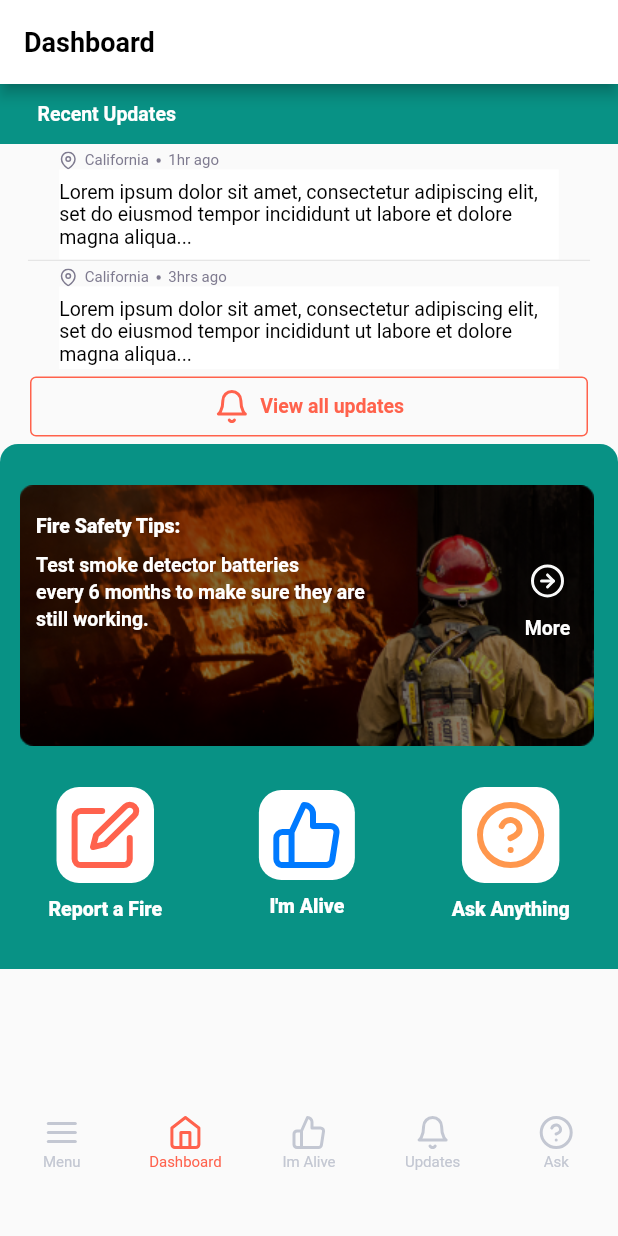
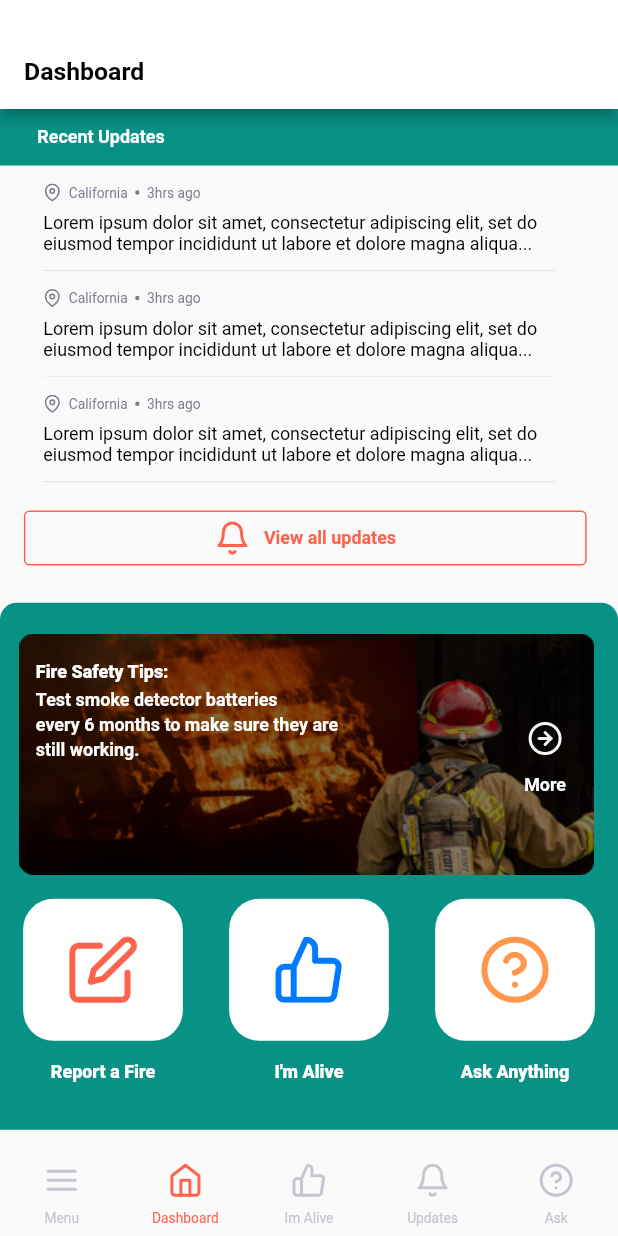
Before and after one commit to reskillamericans/Wildfire-Group1-Flutter, a Flutter app: the screen it shows after launch, on a phone screen of 412 x 824 dp. Run offline on Flutter 3.47's test engine with Material 2 defaults, Android fonts, the light colour scheme and no system bars; our stand-ins replace flutter_screenutil, flutter_svg.

Commit message:
4th commit

```diff
--- a/wildfire1/lib/UI/views/Dashboard/dashboard.dart
+++ b/wildfire1/lib/UI/views/Dashboard/dashboard.dart
@@ -1,6 +1,7 @@
 import 'package:flutter/cupertino.dart';
 import 'package:flutter/material.dart';
 import 'package:flutter_svg/flutter_svg.dart';
+import 'package:flutter_screenutil/flutter_screenutil.dart';
 
 class TheDashboard extends StatefulWidget {
   @override
@@ -12,158 +13,112 @@ class _TheDashboardState extends State<TheDashboard> {
   Widget build(BuildContext context) {
     return Scaffold(
       appBar: AppBar(
-        title: Text(
+        toolbarHeight: 79.h,
+        title: Padding(
+          padding: EdgeInsets.only(top: 25.h, right: 16.w),
+          child: Text(
             "Dashboard",
             style: TextStyle(
-              fontSize: 18, fontWeight: FontWeight.w700, color: Colors.black),
+                fontSize: 18.sp,
+                fontWeight: FontWeight.w700,
+                color: Colors.black),
+          ),
         ),
         backgroundColor: Colors.white,
       ),
-      body: ListView(children: [
-        Column(
+      body: Column(
         mainAxisAlignment: MainAxisAlignment.spaceBetween,
+        crossAxisAlignment: CrossAxisAlignment.start,
         children: [
           SizedBox(
-              height: 40,
+            height: 41.h,
             width: double.infinity,
             child: Container(
-                padding: EdgeInsets.only(left: 25),
+              padding: EdgeInsets.only(left: 25.w),
               alignment: Alignment.centerLeft,
               color: Color.fromRGBO(8, 146, 133, 1),
               child: Text(
                 "Recent Updates",
                 style: TextStyle(
-                      fontSize: 13,
+                    fontSize: 13.sp,
                     fontWeight: FontWeight.w700,
                     color: Colors.white),
                 textAlign: TextAlign.left,
               ),
             ),
           ),
+          SizedBox(height: 13.h,),
           Container(
-              height: 150,
-              child: ListView(children: [
-                Column(
-                  mainAxisAlignment: MainAxisAlignment.spaceEvenly,
+            height: 220.h,
+            child: ListView.builder(
+                itemCount: 10,
+                itemBuilder: (BuildContext context, int index) {
+                  return Padding(
+                    padding: EdgeInsets.only(left: 29.w, right: 42.w),
+                    child: Column(
                       children: [
-                    SizedBox(
-                      height: 5,
-                    ),
-                    SizedBox(
-                      width: 333,
-                      child: Row(
+                        Row(
                           children: [
                             SvgPicture.asset("assets/icons/map-pin.svg"),
                             SizedBox(
-                            width: 5,
+                              width: 5.w,
                             ),
                             Text(
                               "California",
                               style: TextStyle(
-                                fontSize: 10,
+                                  fontSize: 10.sp,
                                   fontWeight: FontWeight.w400,
                                   color: Color.fromRGBO(126, 122, 143, 1)),
                             ),
                             SizedBox(
-                            width: 5,
+                              width: 5.w,
                             ),
                             SvgPicture.asset("assets/icons/ellipse.svg"),
                             SizedBox(
-                            width: 5,
+                              width: 5.w,
                             ),
                             Text(
-                            "1hr ago",
+                              "3hrs ago",
                               style: TextStyle(
-                                fontSize: 10,
+                                  fontSize: 10.sp,
                                   fontWeight: FontWeight.w400,
                                   color: Color.fromRGBO(126, 122, 143, 1)),
                             ),
                           ],
                         ),
+                        SizedBox(
+                          height: 8.h,
                         ),
-                    SizedBox(
-                      height: 60,
-                      width: 333,
-                      child: Container(
-                        alignment: Alignment.centerLeft,
-                        color: Colors.white,
-                        child: Text(
+                        Text(
                           "Lorem ipsum dolor sit amet, consectetur adipiscing elit, set do eiusmod tempor incididunt ut labore et dolore magna aliqua...",
                           style: TextStyle(
-                              fontSize: 13,
+                              fontSize: 13.sp,
                               fontWeight: FontWeight.w400,
                               color: Colors.black),
                           textAlign: TextAlign.left,
                         ),
-                      ),
+                        SizedBox(
+                          height: 11.h,
                         ),
                         SvgPicture.asset("assets/icons/line.svg"),
                         SizedBox(
-                      height: 5,
+                          height: 13.h,
+                        ),
+                      ],
+
+                    ),
+                  );
+
+                }),
           ),
           SizedBox(
-                      width: 333,
-                      child: Row(
-                        children: [
-                          SvgPicture.asset("assets/icons/map-pin.svg"),
-                          SizedBox(
-                            width: 5,
+            height: 17.h,
           ),
-                          Text(
-                            "California",
-                            style: TextStyle(
-                                fontSize: 10,
-                                fontWeight: FontWeight.w400,
-                                color: Color.fromRGBO(126, 122, 143, 1)),
-                          ),
-                          SizedBox(
-                            width: 5,
-                          ),
-                          SvgPicture.asset("assets/icons/ellipse.svg"),
-                          SizedBox(
-                            width: 5,
-                          ),
-                          Text(
-                            "3hrs ago",
-                            style: TextStyle(
-                                fontSize: 10,
-                                fontWeight: FontWeight.w400,
-                                color: Color.fromRGBO(126, 122, 143, 1)),
-                          ),
-                        ],
-                      ),
-                    ),
-                    SizedBox(
-                      height: 60,
-                      width: 333,
+          Padding(
+            padding: EdgeInsets.only(left: 16.w, right: 21.w),
             child: Container(
-                        alignment: Alignment.centerLeft,
-                        color: Colors.white,
-                        child: Text(
-                          "Lorem ipsum dolor sit amet, consectetur adipiscing elit, set do eiusmod tempor incididunt ut labore et dolore magna aliqua...",
-                          style: TextStyle(
-                              fontSize: 13,
-                              fontWeight: FontWeight.w400,
-                              color: Colors.black),
-                          textAlign: TextAlign.left,
-                        ),
-                      ),
-                    ),
-                    SvgPicture.asset("assets/icons/line.svg"),
-                  ],
-                ),
-              ]),
-            ),
-            SizedBox(
-              height: 5,
-            ),
-            Column(
-              children: <Widget>[
-                Padding(
-                  padding: const EdgeInsets.only(left: 20, right: 20),
-                  child: Container(
-                    width: 377,
-                    height: 40,
+              width: 377.w,
+              height: 40.h,
               child: OutlinedButton(
                 onPressed: () => {},
                 child: Row(
@@ -173,13 +128,13 @@ class _TheDashboardState extends State<TheDashboard> {
                       alignment: Alignment.center,
                       child: SvgPicture.asset("assets/icons/bell.svg"),
                     ),
-                          SizedBox(width: 7),
+                    SizedBox(width: 9.w),
                     Align(
                       alignment: Alignment.center,
                       child: Text(
                         "View all updates",
                         style: TextStyle(
-                                fontSize: 13,
+                          fontSize: 13.sp,
                           fontWeight: FontWeight.w700,
                           color: Color.fromRGBO(255, 98, 76, 1),
                         ),
@@ -188,99 +143,106 @@ class _TheDashboardState extends State<TheDashboard> {
                   ],
                 ),
                 style: OutlinedButton.styleFrom(
+                  shape: RoundedRectangleBorder(
+                    borderRadius: BorderRadius.circular(4.r)
+                  ),
                   primary: Colors.orange,
-                        side: BorderSide(
+                  side: BorderSide(width: 1.w,
                     color: Color.fromRGBO(255, 98, 76, 1),
                   ),
                 ),
               ),
             ),
           ),
-              ],
+          SizedBox(
+            height: 27.h,
           ),
-            SizedBox(
-              height: 5,
-            ),
-            SingleChildScrollView(
+          Expanded(
+            child: SingleChildScrollView(
               child: Stack(
                 children: <Widget>[
                   Container(
-                    height: 350,
+                    height: 382.h,
+                    width: 414.w,
                     decoration: BoxDecoration(
                       color: Color.fromRGBO(8, 146, 133, 1),
                       borderRadius: BorderRadius.only(
-                          topRight: Radius.circular(12),
-                          topLeft: Radius.circular(12)),
+                          topRight: Radius.circular(12.r),
+                          topLeft: Radius.circular(12.r)),
                     ),
                     child: Column(
                       mainAxisAlignment: MainAxisAlignment.spaceEvenly,
                       crossAxisAlignment: CrossAxisAlignment.start,
                       children: [
                         SizedBox(
-                          height: 10,
+                          height: 21.h,
                         ),
                         Stack(
                           children: <Widget>[
                             Container(
                               alignment: AlignmentDirectional.center,
                               child: Padding(
-                                padding: const EdgeInsets.only(
-                                    /*top: 20,*/ left: 13,
-                                    right: 16),
+                                padding: EdgeInsets.only(
+                                    left: 13.w,
+                                    right: 16.w),
                                 child: Image.asset(
                                   "assets/images/firefighter.png",
-                                  fit: BoxFit.cover,
+                                  width: 385.w,
+                                  height: 175.h,
+                                  fit: BoxFit.fill,
                                 ),
                               ),
                             ),
                             Container(
                               alignment: AlignmentDirectional.center,
                               child: Padding(
-                                padding: const EdgeInsets.only(
-                                    /*top: 20,*/ left: 13,
-                                    right: 16),
+                                padding: EdgeInsets.only(
+                                    left: 13.w,
+                                    right: 16.w),
                                 child: Image.asset(
                                   "assets/images/darken.png",
-                                  fit: BoxFit.cover,
+                                  width: 385.w,
+                                  height: 175.h,
+                                  fit: BoxFit.fill,
                                 ),
                               ),
                             ),
                             Padding(
-                              padding: const EdgeInsets.fromLTRB(24, 20, 0, 0),
+                              padding: EdgeInsets.only(top: 20.h, left: 24.w),
                               child: Column(
                                 crossAxisAlignment: CrossAxisAlignment.start,
                                 children: [
                                   Text(
                                     "Fire Safety Tips:",
                                     style: TextStyle(
-                                        fontSize: 13,
+                                        fontSize: 13.sp,
                                         fontWeight: FontWeight.w800,
                                         color: Colors.white),
                                     textAlign: TextAlign.left,
                                   ),
-                                  SizedBox(height: 11),
+                                  SizedBox(height: 5.h),
                                   Text(
                                     "Test smoke detector batteries",
                                     style: TextStyle(
-                                        fontSize: 13,
+                                        fontSize: 13.sp,
                                         fontWeight: FontWeight.w600,
                                         color: Colors.white),
                                     textAlign: TextAlign.left,
                                   ),
-                                  SizedBox(height: 3),
+                                  SizedBox(height: 3.h),
                                   Text(
                                     "every 6 months to make sure they are",
                                     style: TextStyle(
-                                        fontSize: 13,
+                                        fontSize: 13.sp,
                                         fontWeight: FontWeight.w600,
                                         color: Colors.white),
                                     textAlign: TextAlign.left,
                                   ),
-                                  SizedBox(height: 3),
+                                  SizedBox(height: 3.h),
                                   Text(
                                     "still working.",
                                     style: TextStyle(
-                                        fontSize: 13,
+                                        fontSize: 13.sp,
                                         fontWeight: FontWeight.w600,
                                         color: Colors.white),
                                     textAlign: TextAlign.left,
@@ -288,13 +250,8 @@ class _TheDashboardState extends State<TheDashboard> {
                                 ],
                               ),
                             ),
-                            Positioned(
-                              top: 40,
-                              right: 15,
-                              child: Align(
-                                alignment: Alignment.centerRight,
-                                child: FittedBox(
-                                  fit: BoxFit.fill,
+                            Padding(
+                              padding: EdgeInsets.only(top:50.h, left: 333.w),
                               child: Column(
                                 children: [
                                   TextButton(
@@ -305,42 +262,41 @@ class _TheDashboardState extends State<TheDashboard> {
                                   Text(
                                     "More",
                                     style: TextStyle(
-                                            fontSize: 13,
+                                        fontSize: 13.sp,
                                         fontWeight: FontWeight.w600,
                                         color: Colors.white),
                                   ),
                                 ],
                               ),
                             ),
-                              ),
-                            ),
                           ],
                         ),
-                        SizedBox(height: 10),
+                        SizedBox(height: 16.h),
                         Row(
                           mainAxisAlignment: MainAxisAlignment.spaceAround,
                           children: [
                             Column(
-                              mainAxisAlignment: MainAxisAlignment.spaceEvenly,
                               children: [
                                 Container(
+                                  width:(107.w),
+                                  height:(103.h),
                                   decoration: BoxDecoration(
                                     color: Colors.white,
-                                    borderRadius: BorderRadius.circular(15),
+                                    borderRadius: BorderRadius.circular(22.r),
                                   ),
                                   child: TextButton(
                                     onPressed: () {},
-                                    child: SvgPicture.asset(
-                                        "assets/icons/edit.svg"),
+                                    child:
+                                        SvgPicture.asset("assets/icons/edit.svg"),
                                   ),
                                 ),
                                 SizedBox(
-                                  height: 10,
+                                  height: 15.h,
                                 ),
                                 Text(
                                   "Report a Fire",
                                   style: TextStyle(
-                                      fontSize: 13,
+                                      fontSize: 13.sp,
                                       fontWeight: FontWeight.w800,
                                       color: Colors.white),
                                   textAlign: TextAlign.center,
@@ -348,27 +304,27 @@ class _TheDashboardState extends State<TheDashboard> {
                               ],
                             ),
                             Column(
-                              mainAxisAlignment: MainAxisAlignment.spaceEvenly,
                               children: [
                                 Container(
+                                  width:(107.w),
+                                  height:(103.h),
                                   decoration: BoxDecoration(
                                     color: Colors.white,
-                                    borderRadius: BorderRadius.circular(15),
+                                    borderRadius: BorderRadius.circular(22.r),
                                   ),
                                   child: TextButton(
                                       onPressed: () {},
                                       child: SvgPicture.asset(
                                         "assets/icons/thumbsup.svg",
-                                        fit: BoxFit.none,
-                                      )),
+                                      ),),
                                 ),
                                 SizedBox(
-                                  height: 10,
+                                  height: 15.h,
                                 ),
                                 Text(
                                   "I'm Alive",
                                   style: TextStyle(
-                                      fontSize: 13,
+                                      fontSize: 13.sp,
                                       fontWeight: FontWeight.w800,
                                       color: Colors.white),
                                   textAlign: TextAlign.center,
@@ -376,12 +332,13 @@ class _TheDashboardState extends State<TheDashboard> {
                               ],
                             ),
                             Column(
-                              mainAxisAlignment: MainAxisAlignment.spaceEvenly,
                               children: [
                                 Container(
+                                  width:(107.w),
+                                  height:(103.h),
                                   decoration: BoxDecoration(
                                     color: Colors.white,
-                                    borderRadius: BorderRadius.circular(15),
+                                    borderRadius: BorderRadius.circular(22.r),
                                   ),
                                   child: TextButton(
                                     onPressed: () {},
@@ -390,12 +347,12 @@ class _TheDashboardState extends State<TheDashboard> {
                                   ),
                                 ),
                                 SizedBox(
-                                  height: 10,
+                                  height: 15.h,
                                 ),
                                 Text(
                                   "Ask Anything",
                                   style: TextStyle(
-                                      fontSize: 13,
+                                      fontSize: 13.sp,
                                       fontWeight: FontWeight.w800,
                                       color: Colors.white),
                                   textAlign: TextAlign.center,
@@ -405,7 +362,7 @@ class _TheDashboardState extends State<TheDashboard> {
                           ],
                         ),
                         SizedBox(
-                          height: 15,
+                          height: 33.h,
                         ),
                       ],
                     ),
@@ -413,59 +370,56 @@ class _TheDashboardState extends State<TheDashboard> {
                 ],
               ),
             ),
+          ),
         ],
       ),
-      ]),
-      bottomNavigationBar: Container(
-        height: 90,
-        alignment: Alignment.topCenter,
-        child: BottomNavigationBar(
+      bottomNavigationBar: BottomNavigationBar(
+        onTap: (int index) {},
         backgroundColor: Colors.transparent,
         elevation: 0,
         showSelectedLabels: true,
         showUnselectedLabels: true,
-          selectedLabelStyle: TextStyle(fontSize: 10),
+        selectedLabelStyle: TextStyle(fontSize: 10.sp),
         selectedItemColor: Color.fromRGBO(255, 98, 77, 1),
-          unselectedLabelStyle: TextStyle(fontSize: 10),
+        unselectedLabelStyle: TextStyle(fontSize: 10.sp),
         unselectedItemColor: Color.fromRGBO(195, 199, 210, 1),
         currentIndex: 1,
         type: BottomNavigationBarType.fixed,
         items: [
           BottomNavigationBarItem(
             icon: Padding(
-                padding: const EdgeInsets.only(bottom: 2),
+              padding: EdgeInsets.only(bottom: 8.h),
               child: SvgPicture.asset("assets/icons/menu.svg"),
             ),
             label: "Menu",
           ),
           BottomNavigationBarItem(
             icon: Padding(
-                padding: const EdgeInsets.only(bottom: 2),
+              padding: EdgeInsets.only(bottom: 8.h),
               child: SvgPicture.asset("assets/icons/home.svg"),
             ),
             label: "Dashboard",
           ),
           BottomNavigationBarItem(
               icon: Padding(
-                  padding: const EdgeInsets.only(bottom: 2),
+                padding: EdgeInsets.only(bottom: 8.h),
                 child: SvgPicture.asset("assets/icons/tiny-thumbs-up.svg"),
               ),
               label: "Im Alive"),
           BottomNavigationBarItem(
               icon: Padding(
-                  padding: const EdgeInsets.only(bottom: 2),
+                padding: EdgeInsets.only(bottom: 8.h),
                 child: SvgPicture.asset("assets/icons/tiny-bell.svg"),
               ),
               label: "Updates"),
           BottomNavigationBarItem(
               icon: Padding(
-                  padding: const EdgeInsets.only(bottom: 2),
+                padding: EdgeInsets.only(bottom: 8.h),
                 child: SvgPicture.asset("assets/icons/tiny-help-circle.svg"),
               ),
               label: "Ask"),
         ],
       ),
-      ),
     );
   }
 }
--- a/wildfire1/lib/main.dart
+++ b/wildfire1/lib/main.dart
@@ -1,5 +1,6 @@
 import 'package:flutter/material.dart';
 import 'package:wildfire1/UI/views/Dashboard/dashboard.dart';
+import 'package:flutter_screenutil/flutter_screenutil.dart';
 
 void main() {
   runApp(MyApp());
@@ -9,7 +10,8 @@ class MyApp extends StatelessWidget {
   // This widget is the root of your application.
   @override
   Widget build(BuildContext context) {
-    return MaterialApp(
+    return ScreenUtilInit(
+      builder: () => MaterialApp(
         title: 'Flutter Demo',
         theme: ThemeData(
           // This is the theme of your application.
@@ -25,6 +27,8 @@ class MyApp extends StatelessWidget {
         ),
         home: TheDashboard(),
         debugShowCheckedModeBanner: false,
+      ),
+      designSize: const Size(414, 896),
     );
   }
 }
--- a/wildfire1/pubspec.yaml
+++ b/wildfire1/pubspec.yaml
@@ -24,6 +24,7 @@ dependencies:
   flutter_svg: ^0.22.0
   flutter:
     sdk: flutter
+  flutter_screenutil: ^5.0.0+2
 
 
 
```
Also changed, not shown: wildfire1/pubspec.lock. Lines whose indentation alone changed are shown as unchanged.
